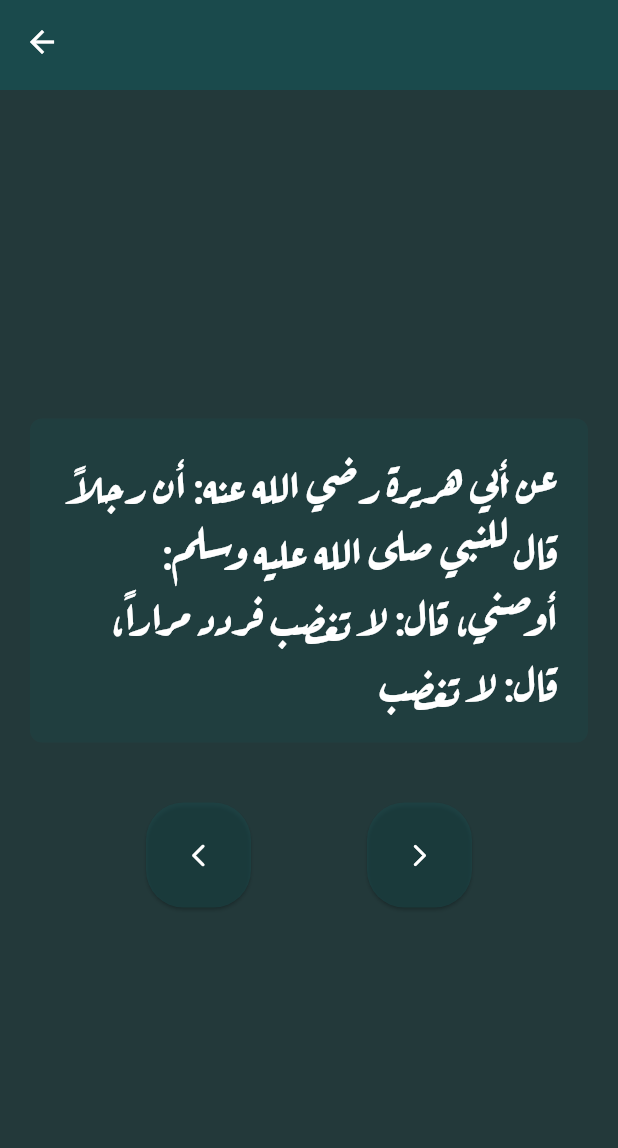
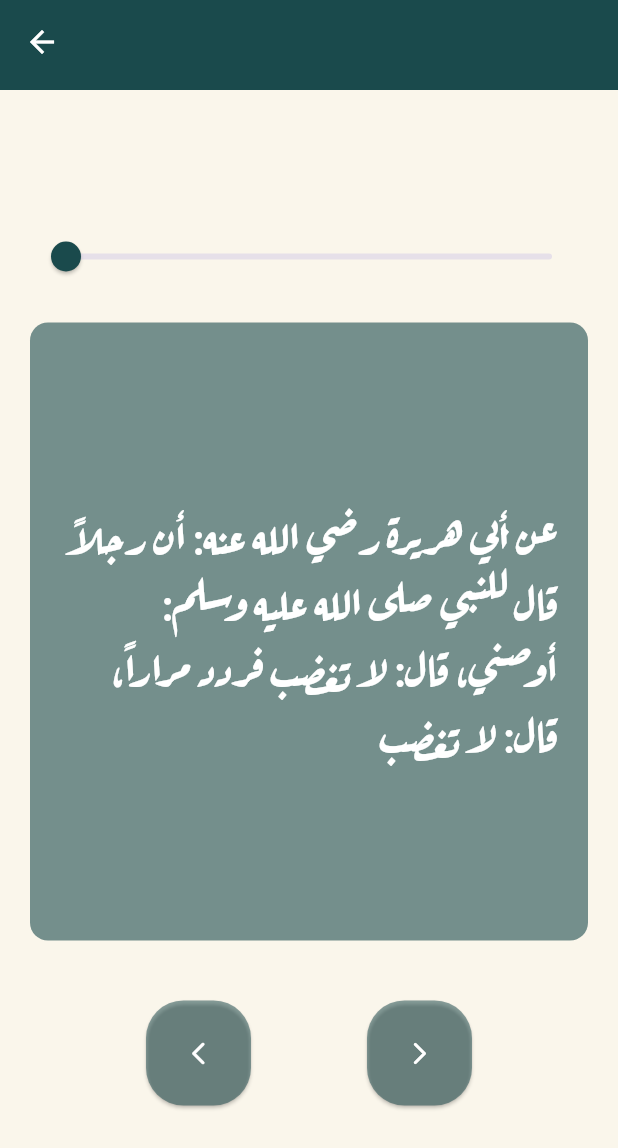
Before and after one commit to AhmedMohmmedd/azkar-app, a Flutter app: the AhadethView screen opened directly, on a phone screen of 412 x 824 dp. Shown: the top 1148 px of the screen. Run offline on Flutter 3.47's test engine with Material 3 defaults, Android fonts, the phone set to English and light mode, and no system bars; our stand-ins replace adhan, bloc, flutter_bloc, geolocator, shared_preferences; missing offline and left inert: jhijri; accounts and stored records are empty.

Commit message:
edit-hadet-view

```diff
--- a/lib/ahadeth/views/ahadeth_view.dart
+++ b/lib/ahadeth/views/ahadeth_view.dart
@@ -1,6 +1,7 @@
 import 'package:azkar/ahadeth/widgets/hadeth_item.dart';
 import 'package:azkar/common/custom_app_bar.dart';
 import 'package:azkar/common/custom_rounded_button.dart';
+import 'package:azkar/common/custom_slider.dart';
 import 'package:azkar/utils/app_style.dart';
 import 'package:azkar/utils/constantis.dart';
 import 'package:flutter/material.dart';
@@ -19,21 +20,17 @@ class _AhadethViewState extends State<AhadethView> {
     'عن عبد الله بن بسر رضي الله عنه: أن رجلاً قال: يا رسول الله إن شرائع الإسلام قد كثرت علي فأخبرني بشيء أتشبث به، قال: لا يزال لسانك رطباً من ذكر الله',
     'قال رسول الله صلى الله عليه وسلم: من صمت نجا',
     'قال رسول الله صلى الله عليه وسلم: المؤمن للمؤمن كالبنيان يشد بعضه بعضاً',
+    'عن أبي هريرة رضي الله عنه قال: قال رسول الله صلى الله عليه وسلم: (المؤمن القوي خير وأحب إلى الله من المؤمن الضعيف، وفي كل خير، احرص على ما ينفعك، واستعن بالله ولا تعجز، وإن أصابك شيء فلا تقل: لو أني فعلت كان كذا وكذا، ولكن قل: قدَر الله وما شاء فعل، فإن لو تفتح عمل الشيطان)',
     // '',
   ];
-  static int index = 0;
+  static double index = 0;
+  static double sliderValue = 0;
   @override
   Widget build(BuildContext context) {
     return Scaffold(
       appBar: const CustomAppBar(title: ''),
       body: Container(
         color: kbackgroundColor,
-        // decoration: const BoxDecoration(
-        //   image: DecorationImage(
-        //     image: AssetImage('assets/images/pexels-jose-aragones-3254036.jpg'),
-        //     fit: BoxFit.fill
-        //   ),
-        // ),
         child: Center(
           child: SingleChildScrollView(
             child: Padding(
@@ -41,8 +38,15 @@ class _AhadethViewState extends State<AhadethView> {
               child: Column(
                 mainAxisAlignment: MainAxisAlignment.center,
                 children: [
+                  CustomSlider(
+                    max: ahadeth.length.toDouble() - 1,
+                    sliderValue: sliderValue,
+                  ),
+                  const SizedBox(
+                    height: 20,
+                  ),
                   HadethItem(
-                    text: ahadeth[index],
+                    text: ahadeth[index.toInt()],
                   ),
                   const SizedBox(
                     height: 40,
@@ -54,6 +58,7 @@ class _AhadethViewState extends State<AhadethView> {
                         onPressed: () {
                           if (index > 0) {
                             index--;
+                            sliderValue = index;
                             setState(() {});
                           } else {}
                         },
@@ -63,6 +68,7 @@ class _AhadethViewState extends State<AhadethView> {
                         onPressed: () {
                           if (index < ahadeth.length - 1) {
                             index++;
+                            sliderValue = index;
                             setState(() {});
                           } else {}
                         },
--- a/lib/ahadeth/widgets/hadeth_item.dart
+++ b/lib/ahadeth/widgets/hadeth_item.dart
@@ -13,17 +13,21 @@ class HadethItem extends StatelessWidget {
   @override
   Widget build(BuildContext context) {
     return Container(
-      // width: 280,
+      height: MediaQuery.sizeOf(context).height * .5,
       decoration: BoxDecoration(
-        borderRadius: BorderRadius.circular(8),
-        color: kPrimaryColor.withOpacity(.3),
+        borderRadius: BorderRadius.circular(12),
+        color: kPrimaryColor.withOpacity(.6),
       ),
       child: Padding(
         padding: const EdgeInsets.all(20),
-        child: Text(
-          text,
-          style: AppStyles.styleArefRuqaaBold30(context).copyWith(color: Colors.white),
-          textAlign: TextAlign.right,
+        child: Center(
+          child: SingleChildScrollView(
+            child: Text(
+              text,
+              style: AppStyles.styleArefRuqaaBold30(context).copyWith(color: Colors.white),
+              textAlign: TextAlign.right,
+            ),
+          ),
         ),
       ),
     );
--- /dev/null
+++ b/lib/common/custom_slider.dart
@@ -0,0 +1,25 @@
+
+import 'package:azkar/utils/constantis.dart';
+import 'package:flutter/material.dart';
+
+class CustomSlider extends StatelessWidget {
+  const CustomSlider({
+    super.key,
+    required this.max,
+    required this.sliderValue,
+  });
+
+  final double max;
+  final double sliderValue;
+
+  @override
+  Widget build(BuildContext context) {
+    return Slider(
+      activeColor: kPrimaryColor,
+      min: 0,
+      max: max,
+      value: sliderValue,
+      onChanged: (val) {},
+    );
+  }
+}
--- a/lib/utils/constantis.dart
+++ b/lib/utils/constantis.dart
@@ -1,5 +1,7 @@
 import 'package:flutter/material.dart';
 final  kPrimaryColor =   Color(0xff1A4A4C);
+// final  kPrimaryColor =   Color(0xff582b01);
 final  kDividerColor =   Color.fromARGB(255, 50, 15, 70);
-final  kbackgroundColor =  Color.fromARGB(255, 35, 57, 58);
+final  kbackgroundColor =  Color(0xfffaf6eb);
+// final  kbackgroundColor =  Color.fromARGB(255, 35, 57, 58);
 final  kBacGroundImage =   'assets/images/rm194-aew-0133.jpg';
```
